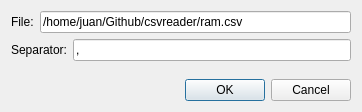
Qt form csvdialog.ui (juanmcloaiza/BornAgainDataConverter) before a commit.
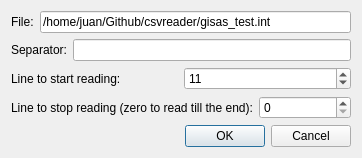
The same form after that commit.

Commit message: Ability to remove blank columns. Tested on gisas_test.int

```diff
--- a/csvdialog.ui
+++ b/csvdialog.ui
@@ -7,7 +7,7 @@
     <x>0</x>
     <y>0</y>
     <width>362</width>
-    <height>112</height>
+    <height>140</height>
    </rect>
   </property>
   <property name="windowTitle">
@@ -15,7 +15,7 @@
   </property>
   <layout class="QVBoxLayout" name="verticalLayout">
    <item>
-    <layout class="QHBoxLayout" name="horizontalLayout">
+    <layout class="QHBoxLayout" name="horizontalLayout_4">
      <item>
       <widget class="QLabel" name="label">
        <property name="text">
@@ -26,25 +26,25 @@
      <item>
       <widget class="QLineEdit" name="filepathField">
        <property name="text">
-        <string>/home/juan/Github/csvreader/ram.csv</string>
+        <string>/home/juan/Github/csvreader/gisas_test.int</string>
        </property>
       </widget>
      </item>
     </layout>
    </item>
    <item>
-    <layout class="QFormLayout" name="formLayout">
-     <item row="0" column="0">
+    <layout class="QHBoxLayout" name="horizontalLayout_3">
+     <item>
       <widget class="QLabel" name="label_2">
        <property name="text">
         <string>Separator:</string>
        </property>
       </widget>
      </item>
-     <item row="0" column="1">
+     <item>
       <widget class="QLineEdit" name="separatorField">
        <property name="text">
-        <string>,</string>
+        <string> </string>
        </property>
        <property name="maxLength">
         <number>1</number>
@@ -53,6 +53,38 @@
      </item>
     </layout>
    </item>
+   <item>
+    <layout class="QHBoxLayout" name="horizontalLayout_2">
+     <item>
+      <widget class="QLabel" name="label_3">
+       <property name="text">
+        <string>Line to start reading:</string>
+       </property>
+      </widget>
+     </item>
+     <item>
+      <widget class="QSpinBox" name="skipAtStartSpinBox">
+       <property name="value">
+        <number>11</number>
+       </property>
+      </widget>
+     </item>
+    </layout>
+   </item>
+   <item>
+    <layout class="QHBoxLayout" name="horizontalLayout">
+     <item>
+      <widget class="QLabel" name="label_4">
+       <property name="text">
+        <string>Line to stop reading (zero to read till the end):</string>
+       </property>
+      </widget>
+     </item>
+     <item>
+      <widget class="QSpinBox" name="skipAtEndSpinBox"/>
+     </item>
+    </layout>
+   </item>
    <item>
     <widget class="QDialogButtonBox" name="buttonBox">
      <property name="standardButtons">
```
The commit also changes 6 other files.
